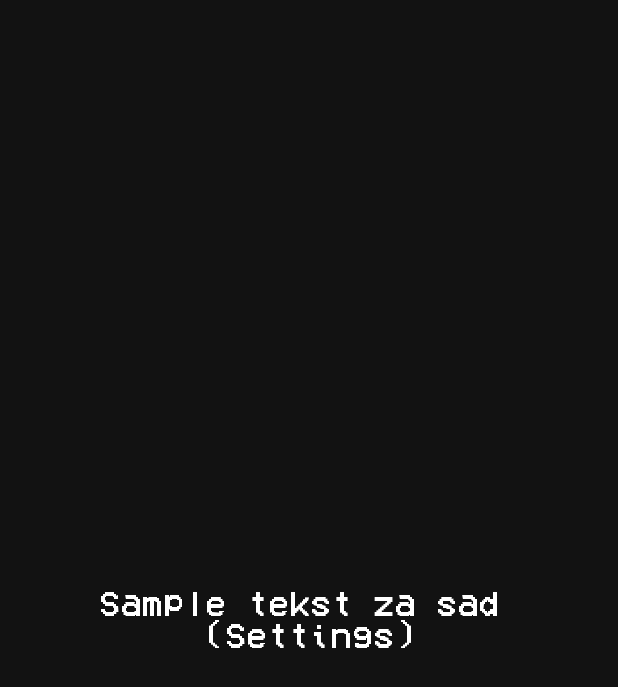
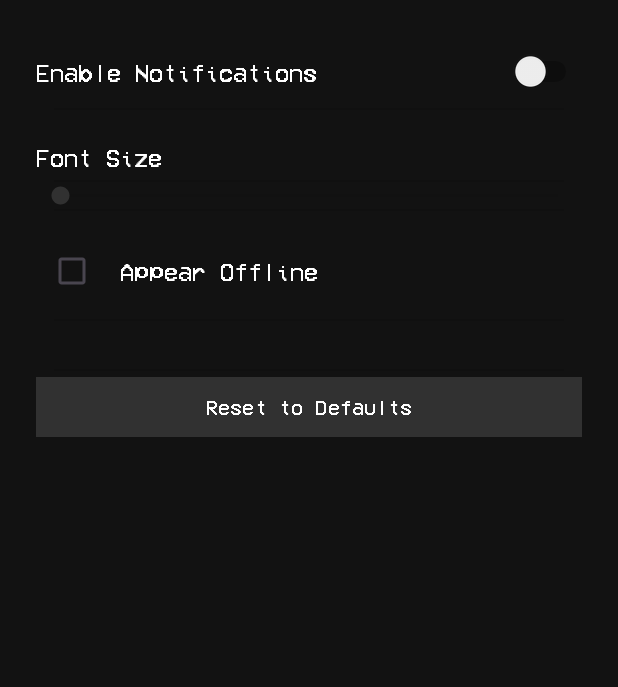
Before and after one commit to EuclideanTransitions/Pneumatic-Store, an Android app: the fragment SettingsFragment shown on its own in the app's theme, on a phone screen of 412 x 824 dp. Shown: the top 687 px of the screen. Run offline under Robolectric (Android 15) with nearby library versions, the phone set to English and light mode, and no system bars; 1 statement that could not run was skipped.

Commit message:
Ninth Commit (Dodani dugmici i slideri na settings stranici, no ne rade nista za sad)

```diff
--- a/app/src/main/res/layout/fragment_settings.xml
+++ b/app/src/main/res/layout/fragment_settings.xml
@@ -1,6 +1,97 @@
-<TextView xmlns:android="http://schemas.android.com/apk/res/android"
+<?xml version="1.0" encoding="utf-8"?>
+<ScrollView xmlns:android="http://schemas.android.com/apk/res/android"
+    xmlns:app="http://schemas.android.com/apk/res-auto"
     android:layout_width="match_parent"
     android:layout_height="match_parent"
-    android:gravity="center"
-    android:text="Sample tekst za sad \n(Settings)"
-    android:textSize="24sp"/>
+    android:padding="24dp">
+
+    <LinearLayout
+        android:layout_width="match_parent"
+        android:layout_height="wrap_content"
+        android:layout_marginBottom="24dp"
+        android:divider="?android:attr/dividerHorizontal"
+        android:dividerPadding="12dp"
+        android:gravity="center_horizontal"
+        android:orientation="vertical"
+        android:showDividers="middle">
+
+        <!-- Switch Row -->
+        <LinearLayout
+            android:layout_width="match_parent"
+            android:layout_height="wrap_content"
+            android:gravity="center_vertical"
+            android:minHeight="48dp"
+            android:orientation="horizontal"
+            android:paddingTop="8dp"
+            android:paddingBottom="8dp">
+
+            <TextView
+                android:layout_width="0dp"
+                android:layout_height="wrap_content"
+                android:layout_weight="1"
+                android:text="Enable Notifications"
+                android:textSize="16sp" />
+
+            <Switch
+                android:id="@+id/switch_notifications"
+                android:layout_width="wrap_content"
+                android:layout_height="wrap_content" />
+        </LinearLayout>
+
+        <!-- Slider Label -->
+        <TextView
+            android:layout_width="match_parent"
+            android:layout_height="wrap_content"
+            android:layout_marginTop="24dp"
+            android:layout_marginBottom="8dp"
+            android:text="Font Size"
+            android:textSize="16sp" />
+
+        <!-- Slider -->
+        <SeekBar
+            android:id="@+id/volume_slider"
+            android:layout_width="match_parent"
+            android:layout_height="wrap_content"
+            android:progressBackgroundTint="#121212"
+            android:progressTint="#121212"
+            android:thumbTint="?android:attr/colorPrimary" />
+
+        <!-- Checkbox Row -->
+        <LinearLayout
+            android:layout_width="match_parent"
+            android:layout_height="wrap_content"
+            android:gravity="center_vertical"
+            android:minHeight="48dp"
+            android:orientation="horizontal"
+            android:paddingTop="16dp"
+            android:paddingBottom="8dp">
+
+            <CheckBox
+                android:id="@+id/checkbox_option"
+                android:layout_width="wrap_content"
+                android:layout_height="wrap_content" />
+
+            <TextView
+                android:layout_width="wrap_content"
+                android:layout_height="wrap_content"
+                android:layout_marginStart="8dp"
+                android:text="Appear Offline"
+                android:textSize="16sp" />
+        </LinearLayout>
+
+        <!-- Spacer -->
+        <View
+            android:layout_width="match_parent"
+            android:layout_height="32dp" />
+
+        <!-- Reset Button -->
+        <Button
+            android:id="@+id/reset_button"
+            android:layout_width="match_parent"
+            android:layout_height="wrap_content"
+            android:backgroundTint="?android:attr/colorPrimary"
+            android:text="Reset to Defaults"
+            android:textColor="@android:color/white"
+            app:cornerRadius="0dp" />
+    </LinearLayout>
+</ScrollView>
```
